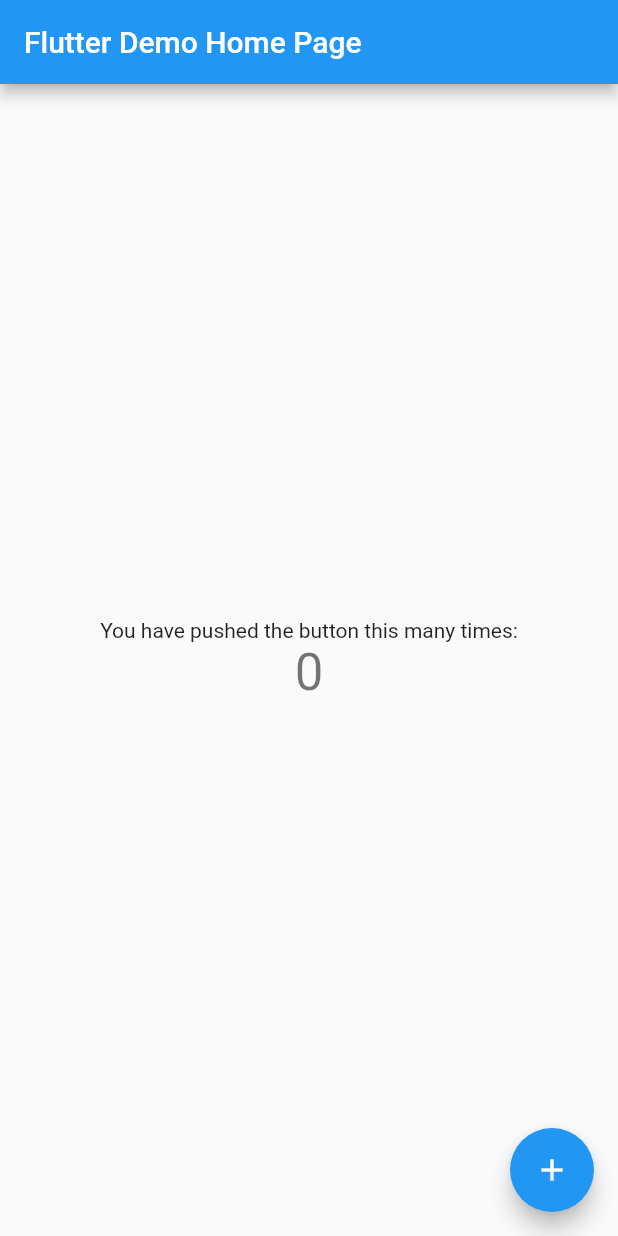
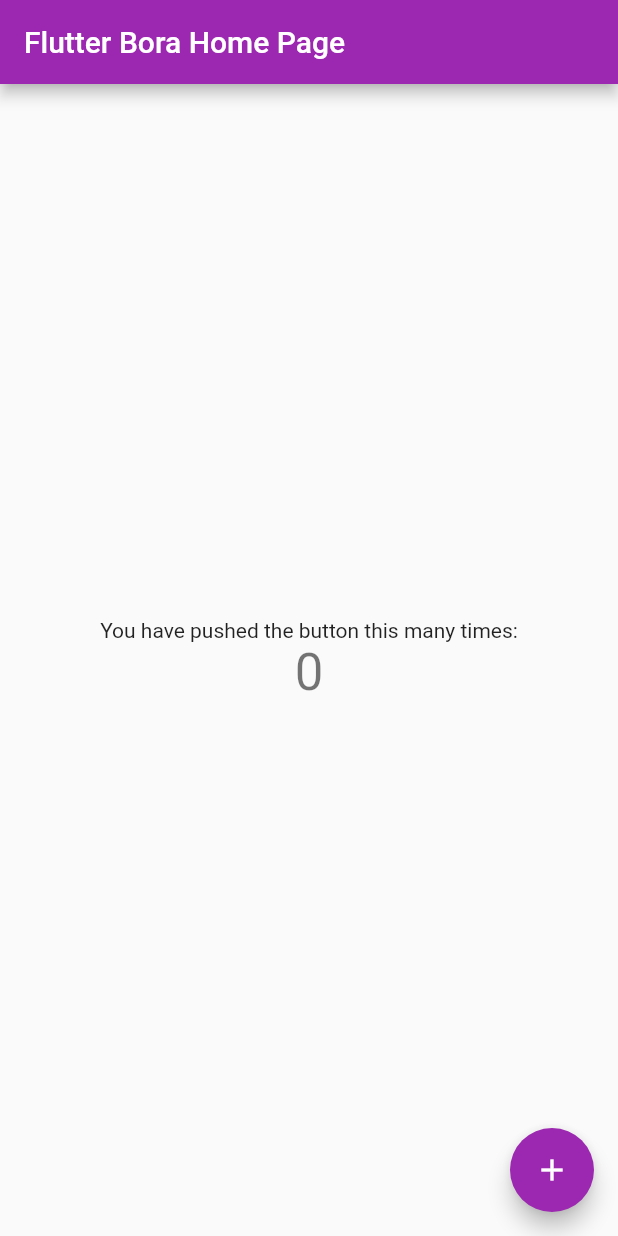
Before and after one commit to adbr-dev/flutter_l10n, a Flutter app: the screen it shows after launch, on a phone screen of 412 x 824 dp. Run offline on Flutter 3.47's test engine with Material 2 defaults, Android fonts, the phone set to English and light mode, and no system bars.

Commit message:
repactor: clear default comment

```diff
--- a/lib/main.dart
+++ b/lib/main.dart
@@ -5,44 +5,20 @@ void main() {
 }
 
 class MyApp extends StatelessWidget {
-  // This widget is the root of your application.
   @override
   Widget build(BuildContext context) {
     return MaterialApp(
-      title: 'Flutter Demo',
       theme: ThemeData(
-        // This is the theme of your application.
-        //
-        // Try running your application with "flutter run". You'll see the
-        // application has a blue toolbar. Then, without quitting the app, try
-        // changing the primarySwatch below to Colors.green and then invoke
-        // "hot reload" (press "r" in the console where you ran "flutter run",
-        // or simply save your changes to "hot reload" in a Flutter IDE).
-        // Notice that the counter didn't reset back to zero; the application
-        // is not restarted.
-        primarySwatch: Colors.blue,
-        // This makes the visual density adapt to the platform that you run
-        // the app on. For desktop platforms, the controls will be smaller and
-        // closer together (more dense) than on mobile platforms.
+        primarySwatch: Colors.purple,
         visualDensity: VisualDensity.adaptivePlatformDensity,
       ),
-      home: MyHomePage(title: 'Flutter Demo Home Page'),
+      home: MyHomePage(title: 'Flutter Bora Home Page'),
     );
   }
 }
 
 class MyHomePage extends StatefulWidget {
   MyHomePage({Key key, this.title}) : super(key: key);
-
-  // This widget is the home page of your application. It is stateful, meaning
-  // that it has a State object (defined below) that contains fields that affect
-  // how it looks.
-
-  // This class is the configuration for the state. It holds the values (in this
-  // case the title) provided by the parent (in this case the App widget) and
-  // used by the build method of the State. Fields in a Widget subclass are
-  // always marked "final".
-
   final String title;
 
   @override
@@ -54,47 +30,18 @@ class _MyHomePageState extends State<MyHomePage> {
 
   void _incrementCounter() {
     setState(() {
-      // This call to setState tells the Flutter framework that something has
-      // changed in this State, which causes it to rerun the build method below
-      // so that the display can reflect the updated values. If we changed
-      // _counter without calling setState(), then the build method would not be
-      // called again, and so nothing would appear to happen.
       _counter++;
     });
   }
 
   @override
   Widget build(BuildContext context) {
-    // This method is rerun every time setState is called, for instance as done
-    // by the _incrementCounter method above.
-    //
-    // The Flutter framework has been optimized to make rerunning build methods
-    // fast, so that you can just rebuild anything that needs updating rather
-    // than having to individually change instances of widgets.
     return Scaffold(
       appBar: AppBar(
-        // Here we take the value from the MyHomePage object that was created by
-        // the App.build method, and use it to set our appbar title.
         title: Text(widget.title),
       ),
       body: Center(
-        // Center is a layout widget. It takes a single child and positions it
-        // in the middle of the parent.
         child: Column(
-          // Column is also a layout widget. It takes a list of children and
-          // arranges them vertically. By default, it sizes itself to fit its
-          // children horizontally, and tries to be as tall as its parent.
-          //
-          // Invoke "debug painting" (press "p" in the console, choose the
-          // "Toggle Debug Paint" action from the Flutter Inspector in Android
-          // Studio, or the "Toggle Debug Paint" command in Visual Studio Code)
-          // to see the wireframe for each widget.
-          //
-          // Column has various properties to control how it sizes itself and
-          // how it positions its children. Here we use mainAxisAlignment to
-          // center the children vertically; the main axis here is the vertical
-          // axis because Columns are vertical (the cross axis would be
-          // horizontal).
           mainAxisAlignment: MainAxisAlignment.center,
           children: <Widget>[
             Text(
@@ -111,7 +58,7 @@ class _MyHomePageState extends State<MyHomePage> {
         onPressed: _incrementCounter,
         tooltip: 'Increment',
         child: Icon(Icons.add),
-      ), // This trailing comma makes auto-formatting nicer for build methods.
+      ),
     );
   }
 }
```
